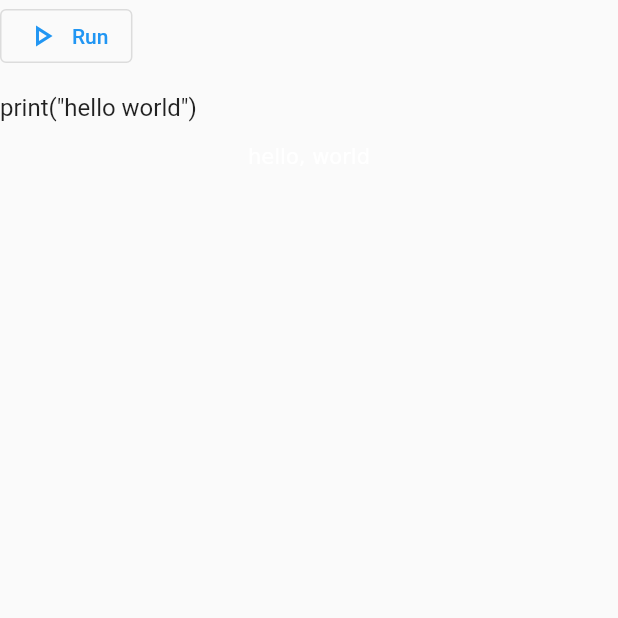
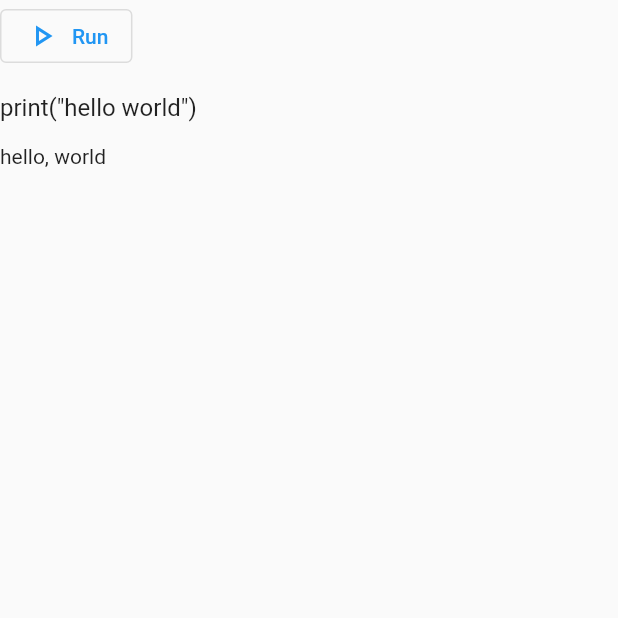
Before and after one commit to quanttide/flutter-myst-markdown, a Flutter app: the ExecutiveCodeScreen screen opened by its route, on a phone screen of 412 x 824 dp, the top half of it. Run offline on Flutter 3.47's test engine with Material 2 defaults, Android fonts, the phone set to English and light mode, and no system bars; our stand-ins replace flutter_markdown; missing offline and left inert: cloud_ide_widgets, markdown.

Commit message:
feat: 优化多行代码显示

```diff
--- a/example/pubspec.yaml
+++ b/example/pubspec.yaml
@@ -32,6 +32,8 @@ dependencies:
   flutter_markdown: ^0.6.10+5
   flutter_myst_markdown:
     path: ..
+  # 云IDE组件库
+  cloud_ide_widgets: 0.1.1
 
   # The following adds the Cupertino Icons font to your application.
   # Use with the CupertinoIcons class for iOS style icons.
--- a/lib/src/widgets/executive_code_block.dart
+++ b/lib/src/widgets/executive_code_block.dart
@@ -1,6 +1,5 @@
 import "package:flutter/material.dart";
 import "package:provider/provider.dart";
-import 'package:flutter_highlight/flutter_highlight.dart';
 
 import '../types.dart';
 
@@ -62,6 +61,7 @@ class ExecutiveCodeBlock extends StatelessWidget {
     return ChangeNotifierProvider(
       create: (context) => controller,
       child: Column(
+          crossAxisAlignment: CrossAxisAlignment.start,
           children: [
             const ExecutiveCodeControlPanel(),
             ExecutiveCodeInput(controller: controller),
@@ -163,12 +163,12 @@ class ExecutiveCodeOutput extends StatelessWidget {
   Widget build(BuildContext context) {
     return Consumer<CodeExecutingController>(
       builder: (context, controller, child){
-        return RichText(
-          // highlight code
-          text: TextSpan(
-            text: controller.value
-          ),
-          // TODO: use arguments
+        debugPrint("${controller.value.split(r'\n')}");
+        return Column(
+          crossAxisAlignment: CrossAxisAlignment.start,
+          children: controller.value.split(r'\n').map(
+              (item) => Text(item)
+          ).toList(),
         );
       }
     );
```
Also changed, not shown: example/lib/mock.dart (+14 -0 lines), example/lib/screens/home.dart (+9 -3 lines), example/pubspec.lock, 2 other files.
